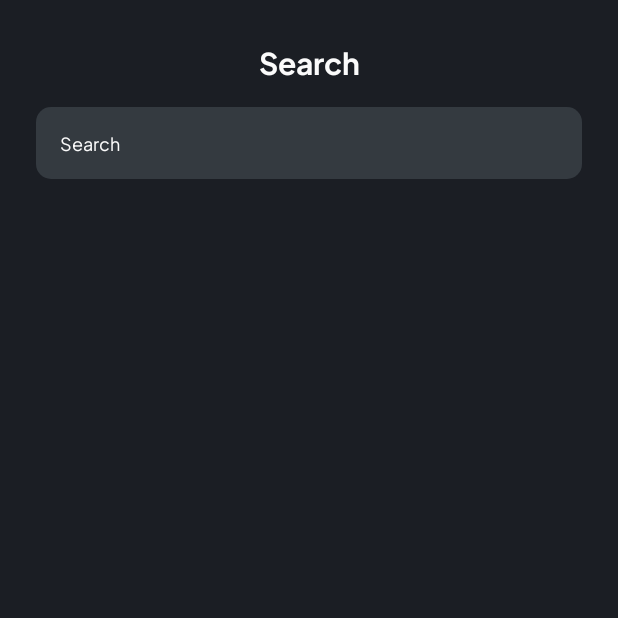
After one commit to slepetbangkit/cinematch-frontend, an Android app: the SearchActivity screen opened directly, with no data from a screen before it, on a phone screen of 412 x 824 dp, the top half of it. The commit adds this screen. Run offline under Robolectric (Android 15) with nearby library versions, the phone set to English and light mode, and no system bars.

Commit message:
feat: integrate register with be & search page interface

```diff
--- a/app/src/main/AndroidManifest.xml
+++ b/app/src/main/AndroidManifest.xml
@@ -14,6 +14,9 @@
         android:supportsRtl="true"
         android:theme="@style/Theme.Cinematch"
         tools:targetApi="31">
+        <activity
+            android:name=".view.search.SearchActivity"
+            android:exported="false" />
         <activity
             android:name=".view.main.MainActivity"
             android:exported="true">
--- a/app/src/main/java/com/slepetbangkit/cinematch/view/login/LoginActivity.kt
+++ b/app/src/main/java/com/slepetbangkit/cinematch/view/login/LoginActivity.kt
@@ -28,8 +28,6 @@ class LoginActivity : AppCompatActivity() {
         sessionPrefs = SessionPreferences.getInstance(this.dataStore)
         setContentView(binding.root)
 
-        setupValidationListeners()
-
         binding.btnBack.setOnClickListener {
             finish()
         }
@@ -37,6 +35,8 @@ class LoginActivity : AppCompatActivity() {
         binding.btnLogin.setOnClickListener {
             handleLogin()
         }
+
+        setupValidationListeners()
 
         loginViewModel.loginResult.observe(this) { loginResponse ->
             lifecycleScope.launch {
--- /dev/null
+++ b/app/src/main/java/com/slepetbangkit/cinematch/view/search/SearchActivity.kt
@@ -0,0 +1,21 @@
+package com.slepetbangkit.cinematch.view.search
+
+import android.os.Bundle
+import androidx.activity.enableEdgeToEdge
+import androidx.appcompat.app.AppCompatActivity
+import androidx.core.view.ViewCompat
+import androidx.core.view.WindowInsetsCompat
+import com.slepetbangkit.cinematch.R
+
+class SearchActivity : AppCompatActivity() {
+    override fun onCreate(savedInstanceState: Bundle?) {
+        super.onCreate(savedInstanceState)
+        enableEdgeToEdge()
+        setContentView(R.layout.activity_search)
+        ViewCompat.setOnApplyWindowInsetsListener(findViewById(R.id.main)) { v, insets ->
+            val systemBars = insets.getInsets(WindowInsetsCompat.Type.systemBars())
+            v.setPadding(systemBars.left, systemBars.top, systemBars.right, systemBars.bottom)
+            insets
+        }
+    }
+}
--- /dev/null
+++ b/app/src/main/res/layout/activity_search.xml
@@ -0,0 +1,38 @@
+<?xml version="1.0" encoding="utf-8"?>
+<androidx.constraintlayout.widget.ConstraintLayout xmlns:android="http://schemas.android.com/apk/res/android"
+    xmlns:app="http://schemas.android.com/apk/res-auto"
+    xmlns:tools="http://schemas.android.com/tools"
+    android:id="@+id/main"
+    android:layout_width="match_parent"
+    android:layout_height="match_parent"
+    android:background="@color/neutral"
+    tools:context=".view.search.SearchActivity">
+
+    <TextView
+        android:id="@+id/search_tv"
+        android:layout_width="wrap_content"
+        android:layout_height="wrap_content"
+        android:layout_marginTop="24dp"
+        android:fontFamily="@font/plus_jakarta_sans_bold"
+        android:textColor="@color/on_neutral"
+        android:textSize="20sp"
+        android:text="@string/search"
+        app:layout_constraintEnd_toEndOf="parent"
+        app:layout_constraintStart_toStartOf="parent"
+        app:layout_constraintTop_toTopOf="parent" />
+
+    <EditText
+        style="@style/EditText"
+        android:layout_width="match_parent"
+        android:layout_height="48dp"
+        android:layout_marginTop="16dp"
+        android:layout_marginHorizontal="24dp"
+        android:fontFamily="@font/plus_jakarta_sans_regular"
+        android:textSize="12sp"
+        android:hint="@string/search"
+        android:inputType="text"
+        app:layout_constraintStart_toStartOf="parent"
+        app:layout_constraintEnd_toEndOf="parent"
+        app:layout_constraintTop_toBottomOf="@+id/search_tv"/>
+
+</androidx.constraintlayout.widget.ConstraintLayout>
--- a/app/src/main/res/values/strings.xml
+++ b/app/src/main/res/values/strings.xml
@@ -15,4 +15,5 @@
     <string name="following_follower_count">0</string>
     <string name="followers">Followers</string>
     <string name="edit_profile">Edit Profile</string>
+    <string name="search">Search</string>
 </resources>
```
Also changed, not shown: app/src/main/java/com/slepetbangkit/cinematch/data/local/repository/UserRepository.kt (deleted, +0 -35 lines), app/src/main/java/com/slepetbangkit/cinematch/data/remote/response/RegisterResponse.kt (+25 -5 lines), app/src/main/java/com/slepetbangkit/cinematch/data/remote/retrofit/ApiService.kt (+4 -6 lines), app/src/main/java/com/slepetbangkit/cinematch/view/custom/EditEmailView.kt (added, +36 -0 lines), app/src/main/java/com/slepetbangkit/cinematch/view/custom/EditPasswordView.kt (added, +31 -0 lines), app/src/main/java/com/slepetbangkit/cinematch/view/custom/EditUsernameView.kt (added, +32 -0 lines), app/src/main/java/com/slepetbangkit/cinematch/view/main/MainActivity.kt (+10 -0 lines), app/src/main/java/com/slepetbangkit/cinematch/view/register/RegisterActivity.kt (+76 -3 lines), app/src/main/java/com/slepetbangkit/cinematch/view/register/RegisterViewModel.kt (+47 -31 lines), app/src/main/res/layout/activity_main.xml (+12 -1 lines).
